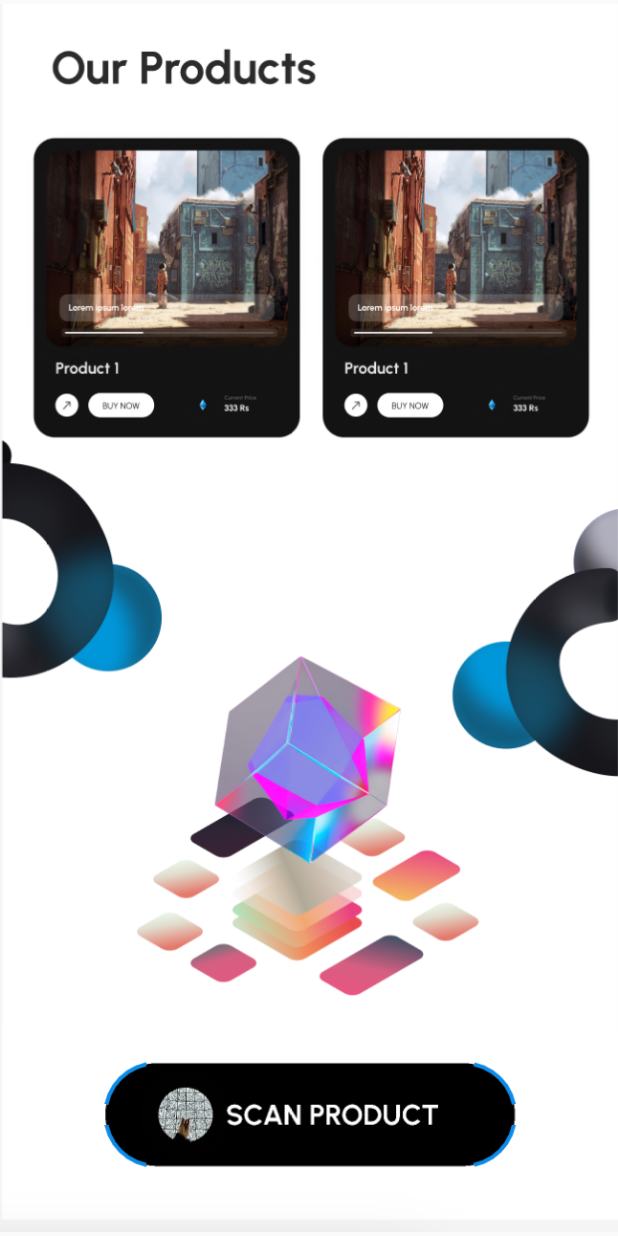
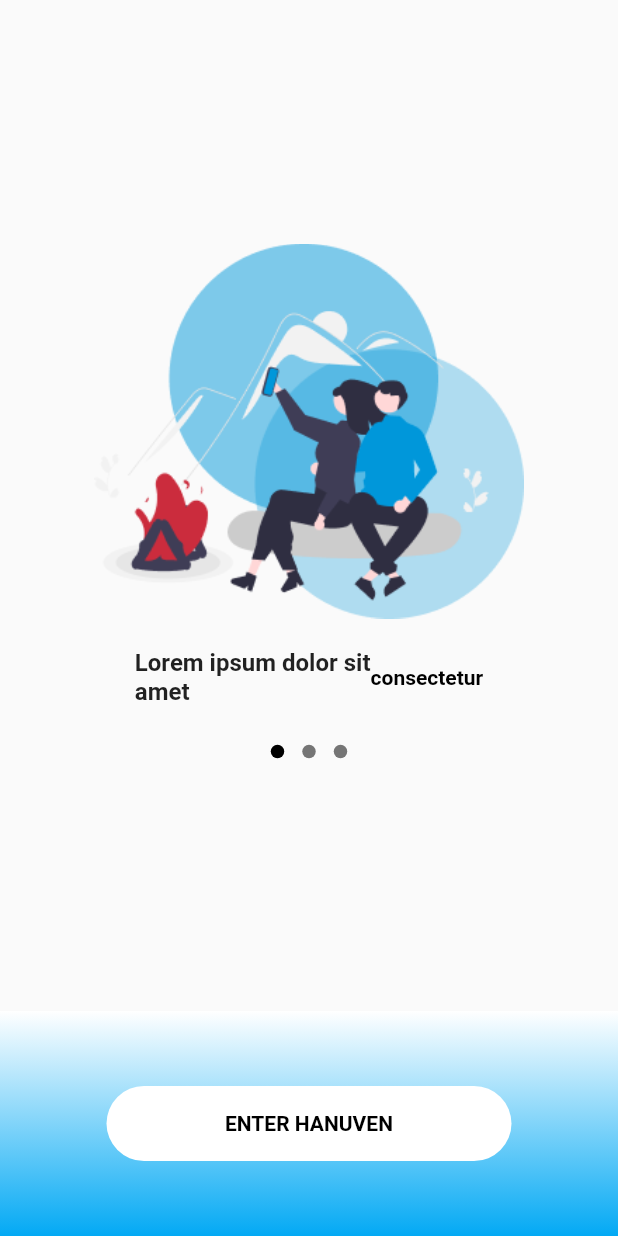
Before and after one commit to Indusian-Assist/hanuven, a Flutter app: the screen it shows after launch, on a phone screen of 412 x 824 dp. Run offline on Flutter 3.47's test engine with Material 2 defaults, Android fonts, the phone set to English and light mode, and no system bars; drawn by our look-alikes of carousel_slider, dots_indicator.

Commit message:
guid screen-->welcome screen

```diff
--- /dev/null
+++ b/lib/Screens/Login/Components/carousel_slider.dart
@@ -0,0 +1,74 @@
+import 'package:carousel_slider/carousel_slider.dart';
+import 'package:dots_indicator/dots_indicator.dart';
+import 'package:flutter/material.dart';
+import 'package:hanuven/Screens/Login/Components/carousel_text.dart';
+import 'package:hanuven/utils/constants/color.dart';
+import 'package:hanuven/utils/constants/images_icons.dart';
+
+class Carousel extends StatefulWidget {
+  const Carousel({Key? key}) : super(key: key);
+
+  @override
+  State<Carousel> createState() => _CarouselState();
+}
+
+class _CarouselState extends State<Carousel> {
+
+  int _currentIndex = 0;
+  List<String> _images = [    kGuid1Url,    kGuid2Url,    kGuid3Url,  ];
+
+  @override
+  Widget build(BuildContext context) {
+    return Column(
+      mainAxisAlignment: MainAxisAlignment.center,
+      children: [
+
+        CarouselSlider(
+          items: _images.map((image) {
+            return Container(
+              child: Center(
+                child: Image.asset(
+                  image,
+                  fit: BoxFit.cover,
+                  height: 400,
+                ),
+              ),
+            );
+          }).toList(),
+          options: CarouselOptions(
+            height: 250,
+            initialPage: 0,
+            enlargeCenterPage: true,
+            autoPlay: true,
+            autoPlayInterval: Duration(seconds: 3),
+            autoPlayAnimationDuration: Duration(milliseconds: 800),
+            autoPlayCurve: Curves.easeInOut,
+            onPageChanged: (index, reason) {
+              setState(() {
+                _currentIndex = index;
+              });
+            },
+          ),
+        ),
+        SizedBox(
+          height: 20,
+        ),
+        CarouselText(currentIndex: _currentIndex),
+
+
+        SizedBox(
+          height: 20,
+        ),
+        new DotsIndicator(
+          dotsCount: _images.length,
+          position: _currentIndex.toDouble(),
+          decorator: DotsDecorator(
+            color: kTextLightColor, // Inactive color
+            activeColor: kTextColor,
+          ),
+        )
+
+      ],
+    );
+  }
+}
--- /dev/null
+++ b/lib/Screens/Login/Components/carousel_text.dart
@@ -0,0 +1,32 @@
+import 'package:flutter/material.dart';
+import 'package:hanuven/utils/constants/text_styles.dart';
+
+
+class CarouselText extends StatelessWidget {
+  int currentIndex;
+  CarouselText({Key? key, required this.currentIndex}) : super(key: key);
+
+
+  List<String> _messages = [    "Lorem ipsum dolor sit\namet",    "Lorem ipsum dolor sit\namet",    "Lorem ipsum dolor sit\namet",  ];
+  List<String> _messages2 = ["consectetur", "consectetur", "consectetur"];
+
+  @override
+  Widget build(BuildContext context) {
+    return Row(
+      mainAxisAlignment: MainAxisAlignment.center,
+      children: [
+        Text(
+          _messages[currentIndex],
+          style: TextStyle(
+            fontSize: 16,
+            fontWeight: FontWeight.bold,
+          ),
+        ),
+        Text(
+          _messages2[currentIndex],
+          style: kDefaultBoldTextStyle
+          ),
+      ],
+    );
+  }
+}
--- /dev/null
+++ b/lib/Screens/Login/Components/guid_button.dart
@@ -0,0 +1,21 @@
+import 'package:flutter/material.dart';
+import 'package:hanuven/utils/constants/text_styles.dart';
+
+import '../../../utils/constants/color.dart';
+
+class GuidButton extends StatelessWidget {
+  const GuidButton({Key? key}) : super(key: key);
+
+  @override
+  Widget build(BuildContext context) {
+    return Container(
+      child: Center(child: Text('ENTER HANUVEN', style: kDefaultBoldTextStyle,)),
+      height: 50,
+      width: 270,
+      decoration: BoxDecoration(
+        color: kLightColor,
+        borderRadius: BorderRadius.circular(50),
+      ),
+    );
+  }
+}
--- /dev/null
+++ b/lib/Screens/Login/Components/welcome_body.dart
@@ -0,0 +1,51 @@
+import 'package:carousel_slider/carousel_slider.dart';
+import 'package:flutter/material.dart';
+import 'package:hanuven/Screens/Login/Components/carousel_slider.dart';
+import 'package:hanuven/Screens/Login/Components/guid_button.dart';
+
+class WelcomeBody extends StatefulWidget {
+  const WelcomeBody({Key? key}) : super(key: key);
+
+  @override
+  State<WelcomeBody> createState() => _BodyState();
+}
+
+class _BodyState extends State<WelcomeBody> {
+  @override
+  Widget build(BuildContext context) {
+    return Column(
+
+        children: [
+      Expanded(
+          flex: 1,
+          child: Carousel()),
+      Stack(
+        children: <Widget>[
+          Positioned(
+            // top: 30,
+            // left: 30,
+            // height: 250,
+            // width: 250,
+            child: Container(
+              width: double.infinity,
+              height: 150,
+              decoration: BoxDecoration(
+                gradient: LinearGradient(
+                  begin: Alignment.bottomCenter,
+                  end: Alignment.topCenter,
+                  colors: [Colors.lightBlue, Colors.white],
+                ),
+              ),
+            ),
+          ),
+          Positioned.fill(
+            child: Align(
+              alignment: Alignment.center,
+              child: GuidButton(),
+            ),
+          )
+        ],
+      )
+    ]);
+  }
+}
--- /dev/null
+++ b/lib/Screens/Login/welcome_screen.dart
@@ -0,0 +1,22 @@
+import 'package:carousel_slider/carousel_slider.dart';
+import 'package:dots_indicator/dots_indicator.dart';
+import 'package:flutter/material.dart';
+import 'package:hanuven/Screens/Home/components/body.dart';
+import 'package:hanuven/Screens/Login/Components/welcome_body.dart';
+
+class WelcomeScreen extends StatefulWidget {
+  const WelcomeScreen({Key? key}) : super(key: key);
+
+  @override
+  State<WelcomeScreen> createState() => _WelcomeScreenState();
+}
+
+class _WelcomeScreenState extends State<WelcomeScreen> {
+
+  @override
+  Widget build(BuildContext context) {
+    return Scaffold(
+      body:  WelcomeBody()
+    );
+  }
+}
--- a/lib/routes/routes.dart
+++ b/lib/routes/routes.dart
@@ -1,4 +1,5 @@
 import 'package:flutter/material.dart';
+import 'package:hanuven/Screens/Login/welcome_screen.dart';
 import '../utils/Components/custom_page_route.dart';
 import '../Screens/Home/home_screen.dart';
 import '../Screens/Splash/splash_screen.dart';
@@ -19,7 +20,7 @@ onGenerateRoute(RouteSettings settings) {
           builder: (context) => const SplashScreen(), settings: settings);
     case '/home':
       return CustomPageRoute(
-          child: const HomeScreen(),
+          child: const WelcomeScreen(),
           settings: settings,
           direction: AxisDirection.left);
   }
--- a/lib/utils/constants/images_icons.dart
+++ b/lib/utils/constants/images_icons.dart
@@ -22,3 +22,15 @@ const AssetImage kGoogleIcon = AssetImage(kGoogleIconUrl);
 // This is the default image of the application
 const String kDefaultImageUrl = 'assets/images/demoImage.png';
 const AssetImage kDefaultImage = AssetImage(kDefaultImageUrl);
+
+
+const String kGuid1Url = 'assets/guidimages/guid1.png';
+const AssetImage kGuid1Image = AssetImage(kGuid1Url);
+
+
+const String kGuid2Url = 'assets/guidimages/guid2.png';
+const AssetImage kGuid2Image = AssetImage(kGuid2Url);
+
+
+const String kGuid3Url = 'assets/guidimages/guid3.png';
+const AssetImage kGuid3Image = AssetImage(kGuid3Url);
--- a/pubspec.yaml
+++ b/pubspec.yaml
@@ -36,6 +36,8 @@ dependencies:
   # Use with the CupertinoIcons class for iOS style icons.
   cupertino_icons: ^1.0.2
   flutter_launcher_icons: ^0.13.1
+  carousel_slider: ^4.0.0
+  dots_indicator: ^2.1.1
 
 dev_dependencies:
   flutter_test:
@@ -68,6 +70,7 @@ flutter:
   assets:
     - assets/icons/
     - assets/images/
+    - assets/guidimages/
   #   - images/a_dot_ham.jpeg
 
   # An image asset can refer to one or more resolution-specific "variants", see
```
Also changed, not shown: assets/guidimages/guid1.png (added), assets/guidimages/guid2.png (added), assets/guidimages/guid3.png (added), pubspec.lock.
